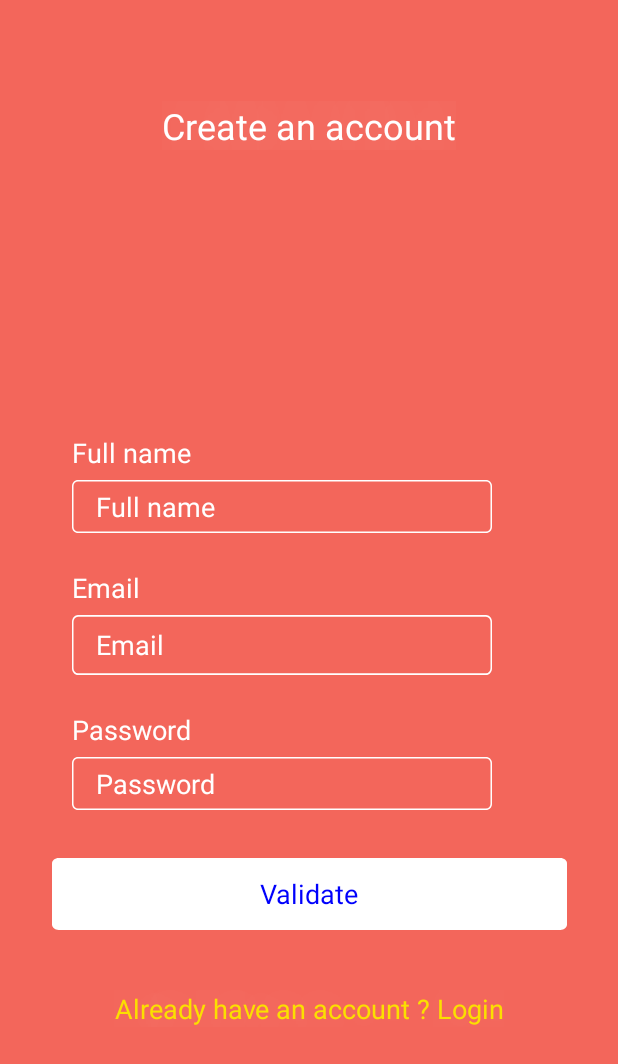
After one commit to doantuyen15/TextGame, an Android app: the SignupActivity screen opened directly, with no data from a screen before it, on a phone screen of 412 x 824 dp. The commit adds this screen. Shown: the top 1064 px of the screen. Run offline under Robolectric (Android 15) with nearby library versions, the phone set to English and light mode, and no system bars; our stand-ins replace Firebase (no records; nobody signed in at launch, a user with empty details on screens opened directly).

Commit message:
update base activity function

```diff
--- /dev/null
+++ b/app/src/main/java/com/exercises/textgame/BaseActivity.kt
@@ -0,0 +1,49 @@
+package com.exercises.textgame
+
+import android.view.View
+import android.widget.ProgressBar
+import androidx.appcompat.app.AppCompatActivity
+import com.google.firebase.auth.FirebaseAuth
+import com.google.firebase.ktx.Firebase
+import com.google.firebase.auth.ktx.auth
+import com.google.firebase.database.DataSnapshot
+import com.google.firebase.database.DatabaseError
+import com.google.firebase.database.FirebaseDatabase
+import com.google.firebase.database.ValueEventListener
+
+open class BaseActivity : AppCompatActivity() {
+
+    var auth: FirebaseAuth = Firebase.auth
+    var fireBaseAuthInstance = FirebaseAuth.getInstance()
+    var fireBaseDataBaseInstance = FirebaseDatabase.getInstance()
+    var rootRef = FirebaseDatabase.getInstance().getReference().child("users")
+    var valid : Boolean = true
+
+    private var progressBar: ProgressBar? = null
+
+    fun setProgressBar(bar: ProgressBar) {
+        progressBar = bar
+    }
+
+    fun showProgressBar() {
+        progressBar?.visibility = View.VISIBLE
+    }
+
+    fun hideProgressBar() {
+        progressBar?.visibility = View.INVISIBLE
+    }
+
+    fun checkUserNameAlreadyExist(fullName: String): Boolean {
+        rootRef.addListenerForSingleValueEvent(object : ValueEventListener {
+            override fun onCancelled(p0: DatabaseError) {
+            }
+
+            override fun onDataChange(p0: DataSnapshot) {
+                this@BaseActivity.valid = !p0.hasChild("$fullName")
+            }
+
+        })
+        return valid
+    }
+}
+class UserInfo(val uid : String, val username : String)
--- a/app/src/main/res/layout/activity_splash.xml
+++ b/app/src/main/res/layout/activity_splash.xml
@@ -11,9 +11,9 @@
         android:id="@+id/logo_splash"
         android:layout_width="wrap_content"
         android:layout_height="wrap_content"
+        android:layout_marginTop="50dp"
         android:text="Splash"
         android:textSize="24sp"
-        app:layout_constraintBottom_toBottomOf="parent"
         app:layout_constraintEnd_toEndOf="parent"
         app:layout_constraintStart_toStartOf="parent"
         app:layout_constraintTop_toTopOf="parent" />
--- a/app/src/main/res/layout/signup.xml
+++ b/app/src/main/res/layout/signup.xml
@@ -82,11 +82,11 @@
         android:gravity="center"
         android:text="Password"
         android:textAppearance="@style/password"
-        app:layout_constraintBottom_toTopOf="@+id/Password"
+        app:layout_constraintBottom_toTopOf="@+id/Create_Password"
         app:layout_constraintStart_toStartOf="parent" />
 
     <EditText
-        android:id="@+id/Password"
+        android:id="@+id/Create_Password"
         android:layout_width="280dp"
         android:layout_height="35dp"
         android:layout_marginStart="48dp"
@@ -127,5 +127,16 @@
         app:layout_constraintStart_toStartOf="parent"
         tools:visibility="visible" />
 
+    <ProgressBar
+        android:id="@+id/Create_progressBar"
+        style="?android:attr/progressBarStyle"
+        android:layout_width="wrap_content"
+        android:layout_height="wrap_content"
+        android:visibility="invisible"
+        app:layout_constraintBottom_toTopOf="@+id/Create_FullName"
+        app:layout_constraintEnd_toEndOf="parent"
+        app:layout_constraintStart_toStartOf="parent"
+        app:layout_constraintTop_toBottomOf="@+id/Create_an_account" />
+
 
 </androidx.constraintlayout.widget.ConstraintLayout>
```
Also changed, not shown: app/src/main/AndroidManifest.xml (+9 -0 lines), app/src/main/java/com/exercises/textgame/LoginActivity.kt (+12 -38 lines), app/src/main/java/com/exercises/textgame/MainActivity.kt (+8 -12 lines), app/src/main/java/com/exercises/textgame/SignupActivity.kt (added, +89 -0 lines), app/src/main/java/com/exercises/textgame/SplashActivity.kt (+17 -10 lines).
